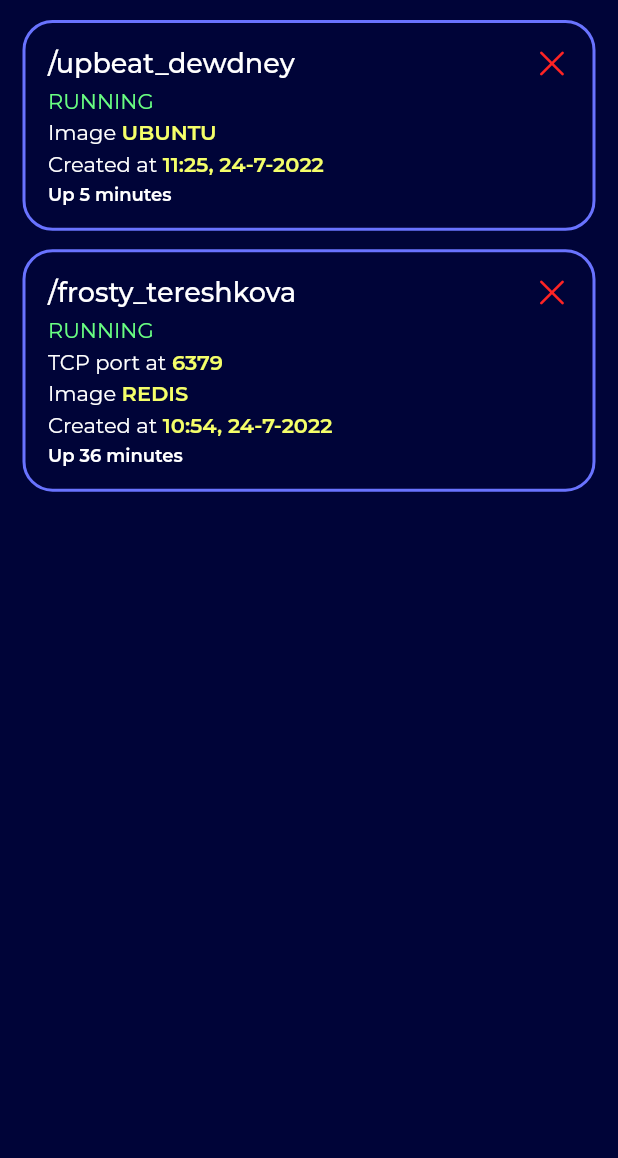
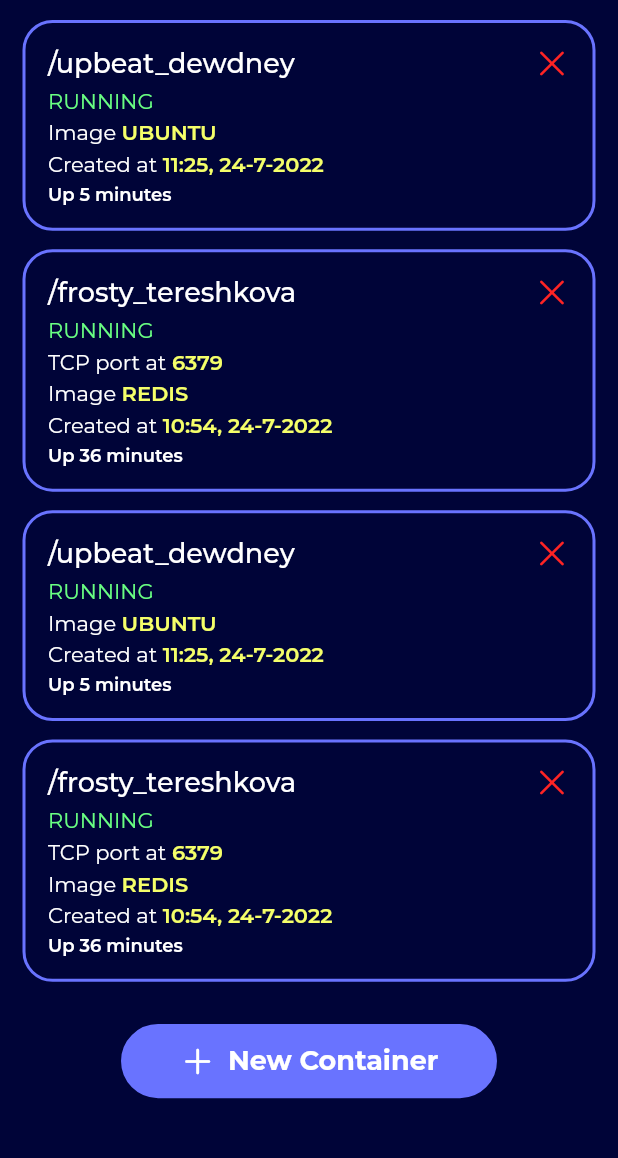
Before and after one commit to 44t4nk1/spinner, a Flutter app: the screen it shows after launch, on a phone screen of 412 x 824 dp, the part 64-1222 px from its top. Run offline on Flutter 3.47's test engine with Material 2 defaults, Android fonts, the phone set to English and light mode, and no system bars; our stand-ins replace google_fonts.

```diff
--- a/lib/app/app.dart
+++ b/lib/app/app.dart
@@ -11,7 +11,7 @@ class MyApp extends StatefulWidget {
 class _MyAppState extends State<MyApp> {
   @override
   Widget build(BuildContext context) {
-    return const MaterialApp(
+    return MaterialApp(
       debugShowCheckedModeBanner: false,
       home: DashboardScreen(),
     );
--- a/lib/app/features/dashboard/presentation/screens/dashboard_screen.dart
+++ b/lib/app/features/dashboard/presentation/screens/dashboard_screen.dart
@@ -1,3 +1,4 @@
+import 'package:flutter/cupertino.dart';
 import 'package:flutter/material.dart';
 import 'package:spinner/app/features/dashboard/presentation/widgets/dashboard_card.dart';
 import 'package:spinner/app/helpers/size.dart';
@@ -5,9 +6,29 @@ import 'package:spinner/app/styles/colors.dart';
 import 'package:spinner/app/styles/fonts.dart';
 
 class DashboardScreen extends StatelessWidget {
-  const DashboardScreen({Key? key}) : super(key: key);
+  DashboardScreen({Key? key}) : super(key: key);
 
   final List<Map<String, dynamic>> dockers = const [
+    {
+      "id": "f5f83c51682790011659c352ae5716f56fa62eee921da45a46e14f25ae57f607",
+      "name": "/upbeat_dewdney",
+      "image": "ubuntu",
+      "created": 1658661916,
+      "port": 0,
+      "portType": "NA",
+      "state": "running",
+      "status": "Up 5 minutes"
+    },
+    {
+      "id": "8fd025f4da42f0694ffcf2cbd3ba04f82df9e7b8fff4c6784e6588bb3dcf88cb",
+      "name": "/frosty_tereshkova",
+      "image": "redis",
+      "created": 1658660078,
+      "port": 6379,
+      "portType": "tcp",
+      "state": "running",
+      "status": "Up 36 minutes"
+    },
     {
       "id": "f5f83c51682790011659c352ae5716f56fa62eee921da45a46e14f25ae57f607",
       "name": "/upbeat_dewdney",
@@ -30,6 +51,32 @@ class DashboardScreen extends StatelessWidget {
     }
   ];
 
+  final _formKey = GlobalKey<FormState>();
+
+  AlertDialog alertDialog() {
+    return AlertDialog(
+      backgroundColor: primaryBlue,
+      content: Builder(
+        builder: (context) {
+          SizeHelper sh = SizeHelper(context);
+
+          return SizedBox(
+            height: sh.hHelper(30),
+            width: sh.wHelper(80),
+            child: Form(
+              key: _formKey,
+              child: Column(
+                children: [
+                  TextFormField(),
+                ],
+              ),
+            ),
+          );
+        },
+      ),
+    );
+  }
+
   @override
   Widget build(BuildContext context) {
     SizeHelper sh = SizeHelper(context);
@@ -45,7 +92,9 @@ class DashboardScreen extends StatelessWidget {
       ),
       body: Padding(
         padding: const EdgeInsets.symmetric(horizontal: 15),
-        child: Column(
+        child: Stack(
+          children: [
+            ListView(
               children: [
                 for (int i = 0; i < dockers.length; i++)
                   Padding(
@@ -64,6 +113,52 @@ class DashboardScreen extends StatelessWidget {
                   )
               ],
             ),
+            Positioned(
+              bottom: sh.hHelper(5),
+              left: sh.wHelper(14),
+              right: sh.wHelper(14),
+              child: TextButton(
+                onPressed: () {
+                  showDialog(
+                    context: context,
+                    builder: (BuildContext context) {
+                      return alertDialog();
+                    },
+                  );
+                },
+                child: Container(
+                  height: sh.hHelper(6),
+                  decoration: BoxDecoration(
+                    color: secondaryBlue,
+                    border: Border.all(
+                      color: secondaryBlue,
+                      width: 2,
+                    ),
+                    borderRadius: const BorderRadius.all(
+                      Radius.circular(100),
+                    ),
+                  ),
+                  child: Row(
+                    mainAxisAlignment: MainAxisAlignment.center,
+                    children: [
+                      const Icon(
+                        CupertinoIcons.add,
+                        color: Colors.white,
+                      ),
+                      SizedBox(
+                        width: sh.wHelper(2),
+                      ),
+                      Text(
+                        "New Container",
+                        style: buttonFont,
+                      ),
+                    ],
+                  ),
+                ),
+              ),
+            ),
+          ],
+        ),
       ),
     );
   }
--- a/lib/app/styles/fonts.dart
+++ b/lib/app/styles/fonts.dart
@@ -7,6 +7,14 @@ TextStyle appBarFont = GoogleFonts.montserrat(
     color: Colors.white,
     fontWeight: FontWeight.w700,
     fontSize: 24,
+  ),
+);
+
+TextStyle buttonFont = GoogleFonts.montserrat(
+  textStyle: const TextStyle(
+    color: Colors.white,
+    fontWeight: FontWeight.w700,
+    fontSize: 18,
   ),
 );
 
```
Lines whose indentation alone changed are shown as unchanged.
